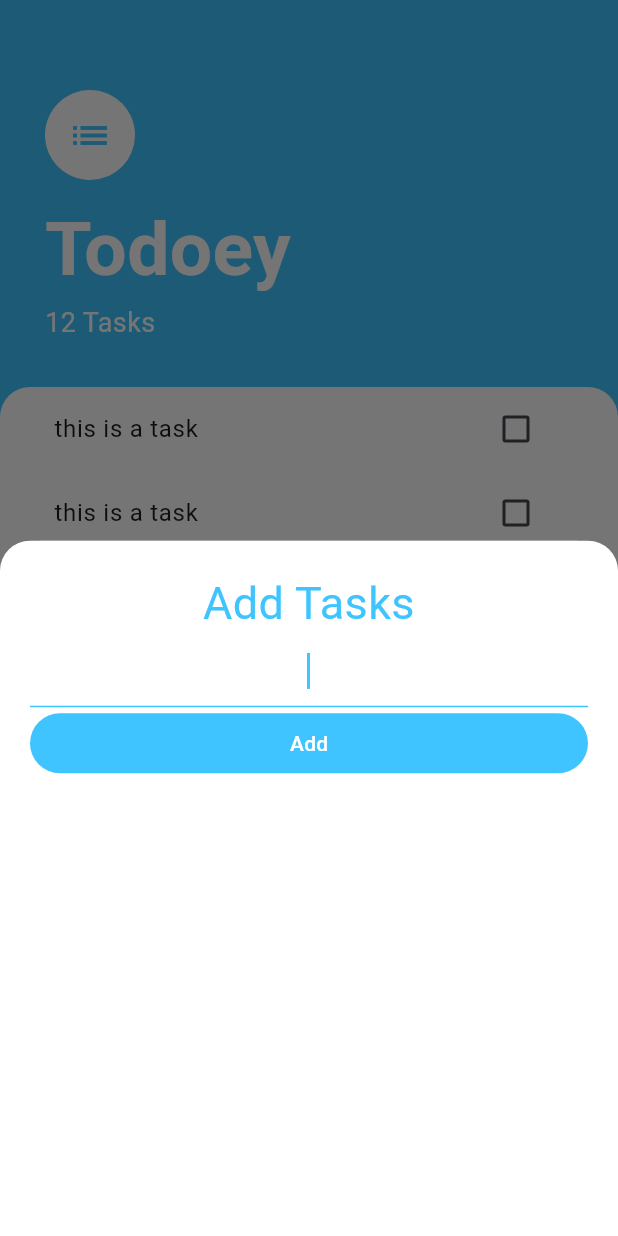
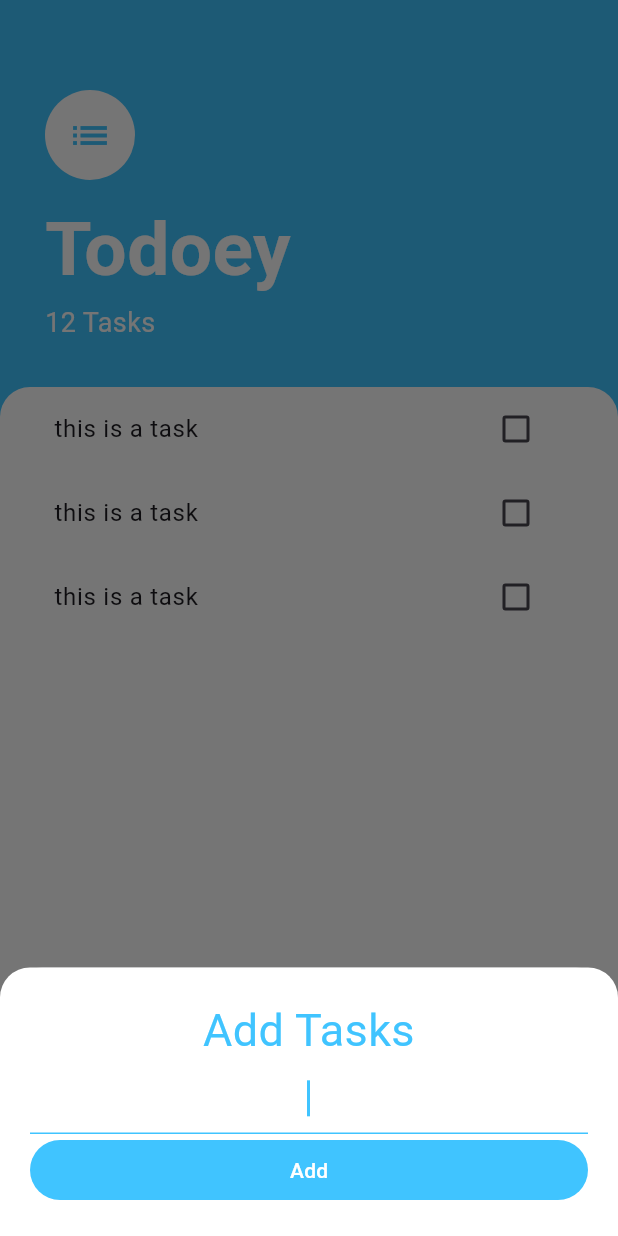
Before and after one commit to GawahChan/flutter_todoey, a Flutter app: the screen it shows after launch, after a tap on the "add" icon, on a phone screen of 412 x 824 dp. Run offline on Flutter 3.47's test engine with Material 3 defaults, Android fonts, the phone set to English and light mode, and no system bars.

```diff
--- a/lib/screens/tasks_screen.dart
+++ b/lib/screens/tasks_screen.dart
@@ -15,7 +15,12 @@ class TasksScreen extends StatelessWidget {
         onPressed: () {
           showModalBottomSheet(
               context: context,
-              builder: (BuildContext context) => const AddTaskScreen());
+              isScrollControlled: true,
+              builder: (BuildContext context) => SingleChildScrollView(
+                  child: Container(
+                      padding: EdgeInsets.only(
+                          bottom: MediaQuery.of(context).viewInsets.bottom),
+                      child: const AddTaskScreen())));
         },
         child: const Icon(
           Icons.add,
```
